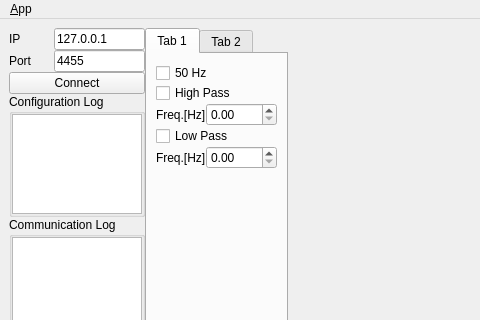
This is src/qt_ros/ui/main_window.ui in kutori-nota-seniorisu/BCI_arm_cam_grip as Qt 5 draws it before an edit; both pictures show x 0 to 480 and y 0 to 320 of the 1076 by 615 pixel window. The edited form follows.
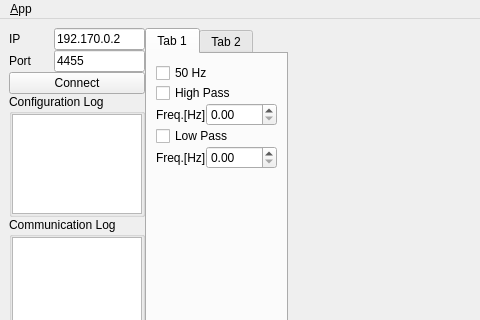
This is the edited form. Icons and pictures are not drawn. Custom widgets are drawn as their Qt base class.

Patch:
```diff
--- a/src/qt_ros/ui/main_window.ui
+++ b/src/qt_ros/ui/main_window.ui
@@ -146,7 +146,7 @@
            </sizepolicy>
           </property>
           <property name="text">
-           <string>127.0.0.1</string>
+           <string>192.170.0.2</string>
           </property>
          </widget>
         </item>
```
